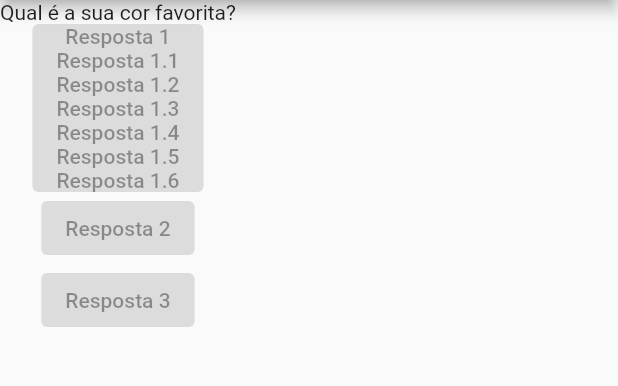
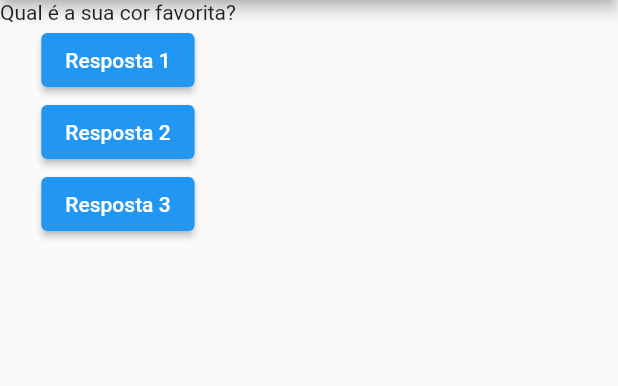
Before and after one commit to MTMonteiro/perguntas, a Flutter app: the screen it shows after launch, on a phone screen of 412 x 824 dp, the part 84-470 px from its top. Run offline on Flutter 3.47's test engine with Material 2 defaults, Android fonts, the phone set to English and light mode, and no system bars.

Commit message:
Funções anonimas

```diff
--- a/lib/main.dart
+++ b/lib/main.dart
@@ -6,6 +6,10 @@ void main() {
 
 class PerguntaApp extends StatelessWidget {
   const PerguntaApp({super.key});
+
+  void responder() {
+    print('Pergunta respondida!');
+  }
 
   @override
   Widget build(BuildContext context) {
@@ -22,27 +26,19 @@ class PerguntaApp extends StatelessWidget {
         body: Column(
           children: [
             Text(perguntas[0]),
-            const ElevatedButton(
-              onPressed: null,
-              child: Column(
-                children: [
-                  Text('Resposta 1'),
-                  Text('Resposta 1.1'),
-                  Text('Resposta 1.2'),
-                  Text('Resposta 1.3'),
-                  Text('Resposta 1.4'),
-                  Text('Resposta 1.5'),
-                  Text('Resposta 1.6'),
-                ],
-              ),
+            ElevatedButton(
+              onPressed: responder,
+              child: const Text('Resposta 1'),
             ),
-            const ElevatedButton(
-              onPressed: null,
-              child: Text('Resposta 2'),
+            ElevatedButton(
+              onPressed: () {
+                print('Resposta 2 foi selecionada!');
+              },
+              child: const Text('Resposta 2'),
             ),
-            const ElevatedButton(
-              onPressed: null,
-              child: Text('Resposta 3'),
+            ElevatedButton(
+              onPressed: () => print('Resposta 3!!!'),
+              child: const Text('Resposta 3'),
             ),
           ],
         ),
```
